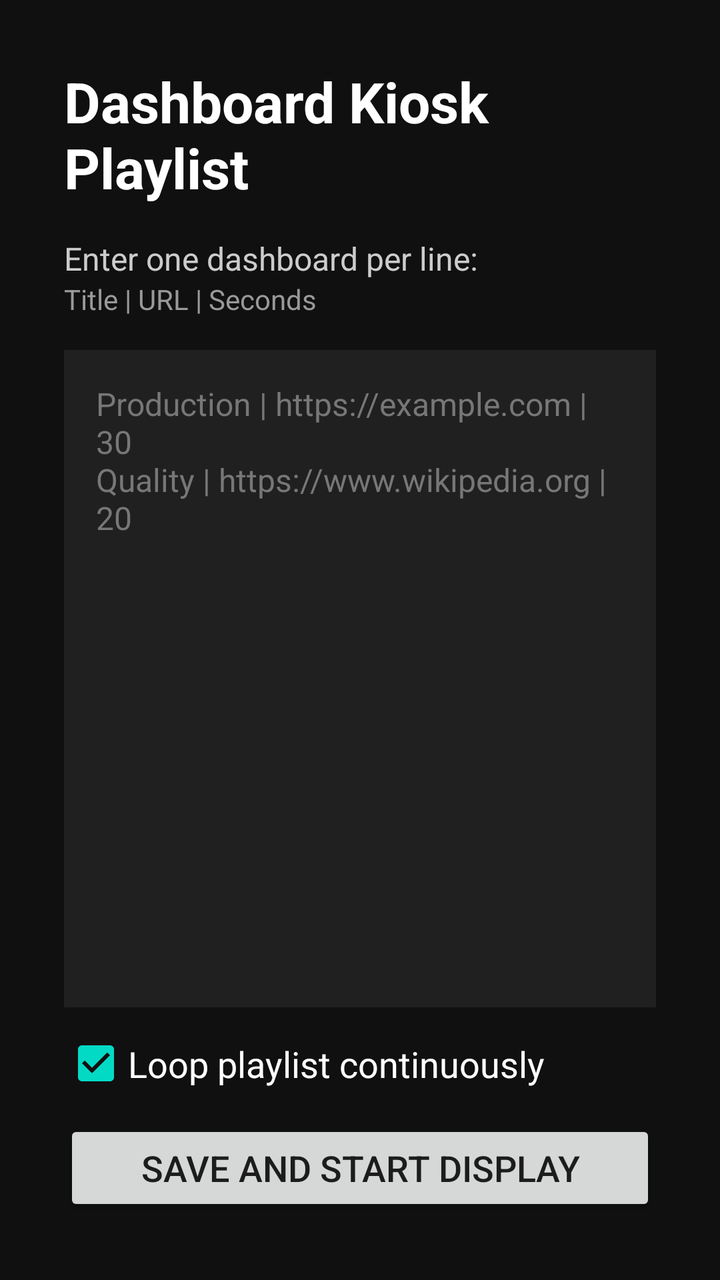
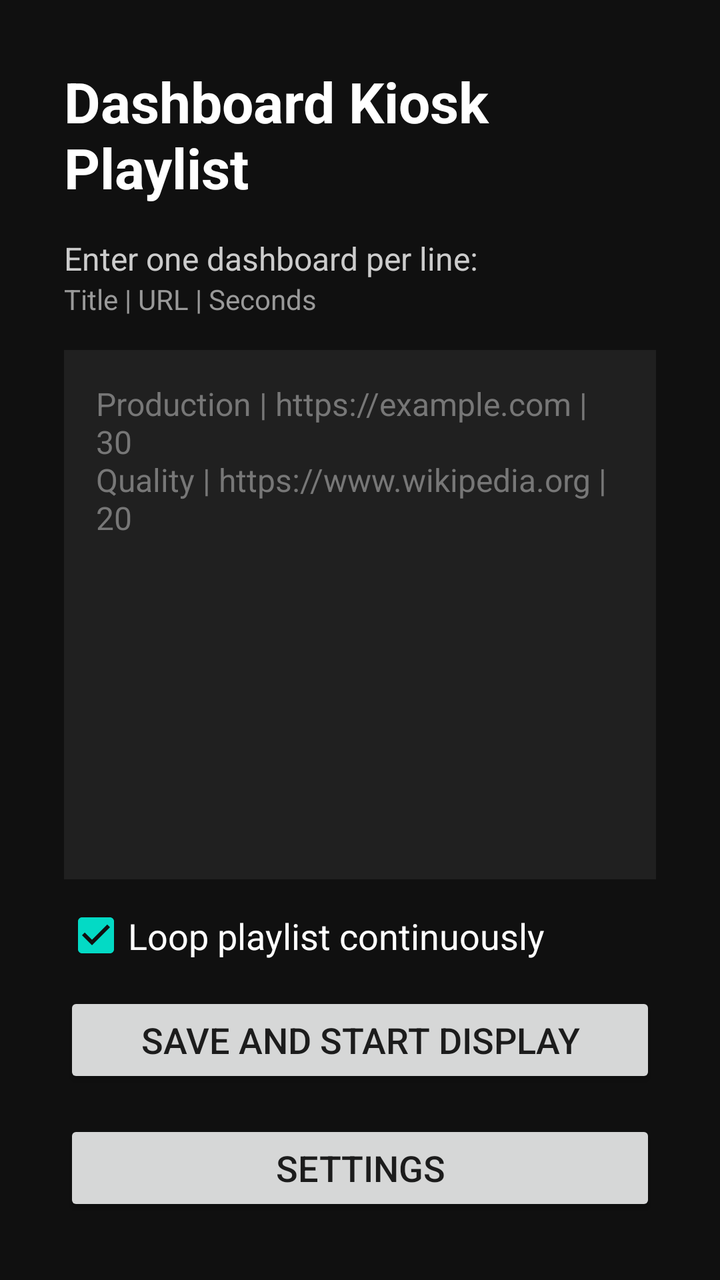

Two renders of the same Android screen: before a commit and after it. Below are the layout's source before the change and the commit's diff.
<!-- AndroidManifest.xml: application theme Theme.DashboardKioskTV -->
<!-- res/layout/activity_playlist.xml -->
<?xml version="1.0" encoding="utf-8"?>
<LinearLayout xmlns:android="http://schemas.android.com/apk/res/android"
    android:id="@+id/playlistRoot"
    android:layout_width="match_parent"
    android:layout_height="match_parent"
    android:orientation="vertical"
    android:padding="32dp"
    android:background="#101010">

    <TextView
        android:layout_width="match_parent"
        android:layout_height="wrap_content"
        android:text="Dashboard Kiosk Playlist"
        android:textColor="#FFFFFF"
        android:textSize="28sp"
        android:textStyle="bold"
        android:paddingBottom="16dp" />

    <TextView
        android:layout_width="match_parent"
        android:layout_height="wrap_content"
        android:text="Enter one dashboard per line:"
        android:textColor="#CCCCCC"
        android:textSize="16sp" />

    <TextView
        android:layout_width="match_parent"
        android:layout_height="wrap_content"
        android:text="Title | URL | Seconds"
        android:textColor="#999999"
        android:textSize="14sp"
        android:paddingBottom="16dp" />

    <EditText
        android:id="@+id/playlistInput"
        android:layout_width="match_parent"
        android:layout_height="0dp"
        android:layout_weight="1"
        android:gravity="top|start"
        android:inputType="textMultiLine|textUri"
        android:singleLine="false"
        android:textColor="#FFFFFF"
        android:textColorHint="#777777"
        android:background="#202020"
        android:padding="16dp"
        android:textSize="16sp"
        android:hint="Production | https://example.com | 30&#10;Quality | https://www.wikipedia.org | 20" />

    <CheckBox
        android:id="@+id/loopCheckbox"
        android:layout_width="wrap_content"
        android:layout_height="wrap_content"
        android:text="Loop playlist continuously"
        android:textColor="#FFFFFF"
        android:textSize="18sp"
        android:checked="true"
        android:paddingTop="16dp"
        android:paddingBottom="16dp" />

    <Button
        android:id="@+id/startButton"
        android:layout_width="match_parent"
        android:layout_height="wrap_content"
        android:text="Save and Start Display"
        android:textSize="18sp" />

</LinearLayout>
<!-- resources referenced by this layout -->
<resources>
  <style name="Theme.DashboardKioskTV" parent="Theme.MaterialComponents.DayNight.DarkActionBar">
          
          <item name="colorPrimary">@color/purple_500</item>
          <item name="colorPrimaryVariant">@color/purple_700</item>
          <item name="colorOnPrimary">@color/white</item>
          
          <item name="colorSecondary">@color/teal_200</item>
          <item name="colorSecondaryVariant">@color/teal_700</item>
          <item name="colorOnSecondary">@color/black</item>
          
          <item name="android:statusBarColor">?attr/colorPrimaryVariant</item>
          
      </style>
  <color name="purple_500">#FF6200EE</color>
  <color name="purple_700">#FF3700B3</color>
  <color name="white">#FFFFFFFF</color>
  <color name="teal_200">#FF03DAC5</color>
  <color name="teal_700">#FF018786</color>
  <color name="black">#FF000000</color>
</resources>

<!-- the commit's change to res/layout/activity_playlist.xml (unified diff, before → after) -->
@@ -63,5 +63,12 @@
         android:layout_height="wrap_content"
         android:text="Save and Start Display"
         android:textSize="18sp" />
+    <Button
+        android:id="@+id/settingsButton"
+        android:layout_width="match_parent"
+        android:layout_height="wrap_content"
+        android:layout_marginTop="16dp"
+        android:text="Settings"
+        android:textSize="18sp" />
 
 </LinearLayout>
